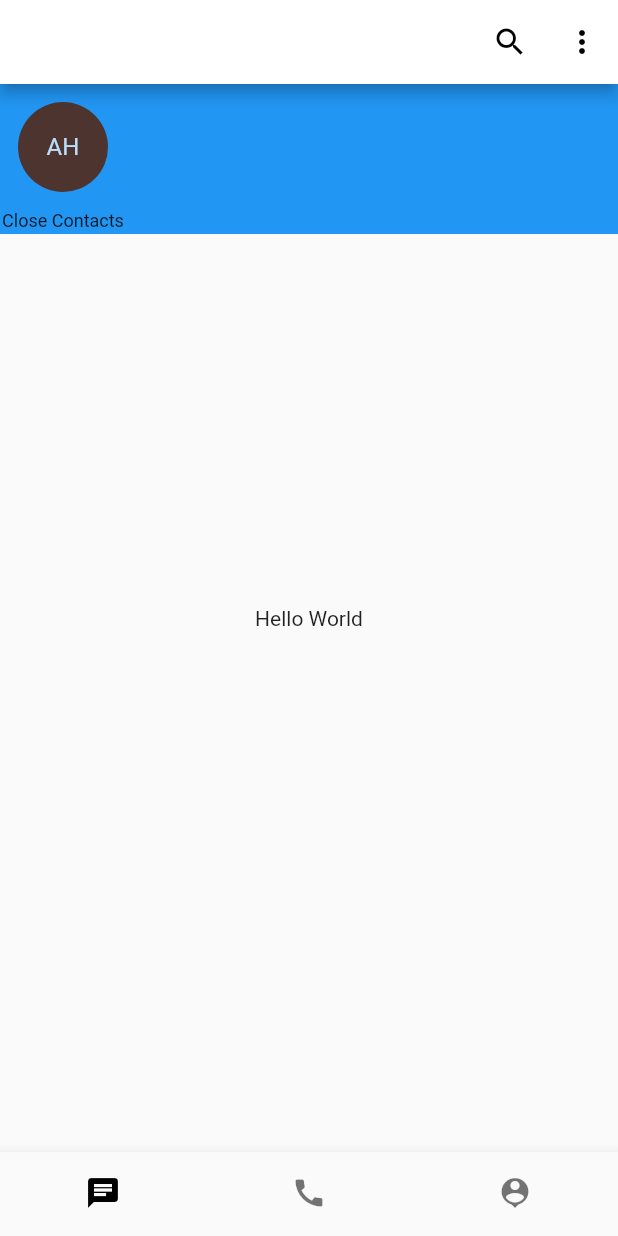
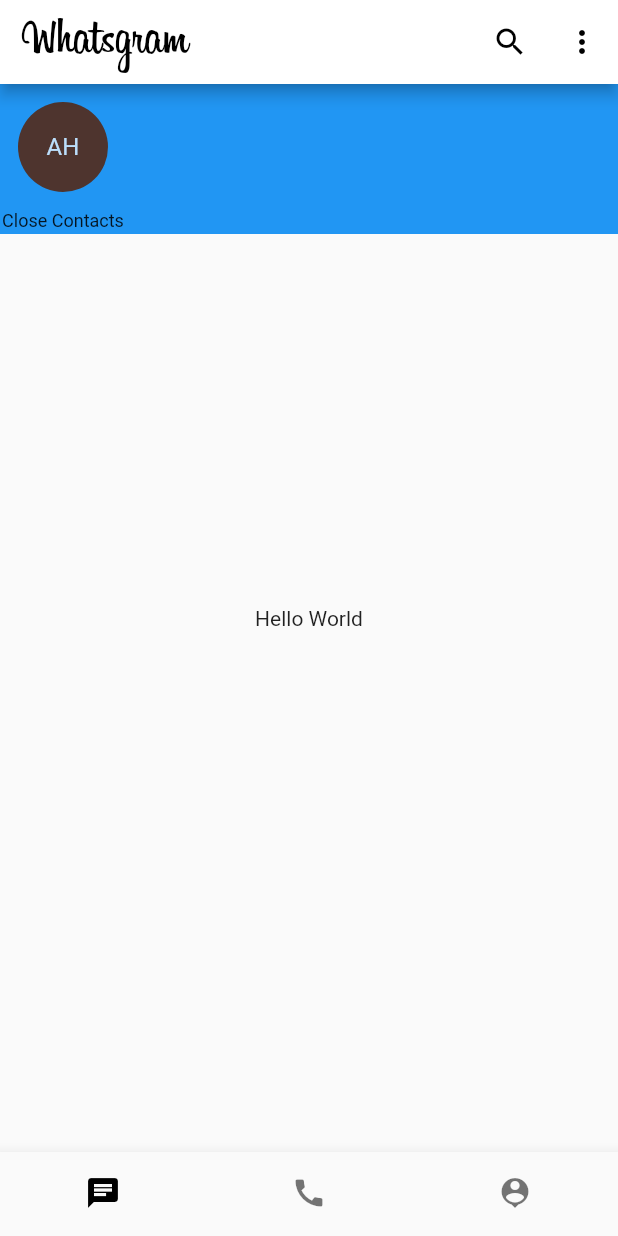
Before and after one commit to 0xV4L3NT1N3/whatsgram, a Flutter app: the screen it shows after launch, on a phone screen of 412 x 824 dp. Run offline on Flutter 3.47's test engine with Material 2 defaults, Android fonts, the phone set to English and light mode, and no system bars.

Commit message:
Fixed Bottom Bar Navigation

```diff
--- /dev/null
+++ b/lib/home.dart
@@ -0,0 +1,41 @@
+import 'package:flutter/material.dart';
+
+class Home extends StatefulWidget {
+  @override
+  _HomeState createState() => _HomeState();
+}
+
+class _HomeState extends State<Home> {
+  @override
+  Widget build(BuildContext context) {
+    return Stack(
+      children: [
+        Container(
+          height: 100,
+          color: Colors.blue,
+          child: Row(
+            children: [
+              Column(
+                children: [
+                  Padding(
+                    padding: EdgeInsets.all(12.0),
+                    child: CircleAvatar(
+                      radius: 30,
+                      backgroundColor: Colors.brown.shade800,
+                      child: Text('AH'),
+                    ),
+                  ),
+                  Text(
+                    'Close Contacts',
+                    style: TextStyle(fontSize: 12),
+                  )
+                ],
+              ),
+            ],
+          ),
+        ),
+        Center(child: Text('Hello World')),
+      ],
+    );
+  }
+}
--- a/lib/main.dart
+++ b/lib/main.dart
@@ -1,8 +1,24 @@
 import 'package:flutter/material.dart';
+import 'package:Whatsgram/home.dart';
+import 'package:Whatsgram/calls.dart';
+import 'package:Whatsgram/profile.dart';
 
 void main() {
-  runApp(
-    MaterialApp(
+  runApp(Whatsgram());
+}
+
+class Whatsgram extends StatefulWidget {
+  @override
+  _WhatsgramState createState() => _WhatsgramState();
+}
+
+class _WhatsgramState extends State<Whatsgram> {
+  @override
+  int currentIndex = 0;
+  PageController _pageController = PageController();
+
+  Widget build(BuildContext context) {
+    return MaterialApp(
       debugShowCheckedModeBanner: false,
       title: 'Whatsgram',
       theme: ThemeData(
@@ -11,7 +27,7 @@ void main() {
       home: Scaffold(
         appBar: AppBar(
           title: Text(
-            '',
+            'Whatsgram',
             style: TextStyle(
                 color: Colors.black,
                 fontSize: 33,
@@ -36,38 +52,14 @@ void main() {
           ],
           backgroundColor: Colors.white,
         ),
-        body: Stack(
-          children: [
-            Container(
-              height: 100,
-              color: Colors.blue,
-              child: Row(
-                children: [
-                  Column(
-                    children: [
-                      Padding(
-                        padding: EdgeInsets.all(12.0),
-                        child: CircleAvatar(
-                          radius: 30,
-                          backgroundColor: Colors.brown.shade800,
-                          child: Text('AH'),
-                        ),
-                      ),
-                      Text(
-                        'Close Contacts',
-                        style: TextStyle(fontSize: 12),
-                      )
-                    ],
-                  ),
-                ],
-              ),
-            ),
-            Center(child: Text('Hello World')),
-          ],
-        ),
         bottomNavigationBar: BottomNavigationBar(
           showSelectedLabels: false,
           showUnselectedLabels: false,
+          currentIndex: currentIndex,
+          onTap: (value) {
+            currentIndex = value;
+            _pageController.jumpToPage(value);
+          },
           items: const <BottomNavigationBarItem>[
             BottomNavigationBarItem(
               icon: Icon(Icons.chat),
@@ -84,7 +76,20 @@ void main() {
           ],
           selectedItemColor: Colors.black,
         ),
+        body: PageView(
+          controller: _pageController,
+          onPageChanged: (value) {
+            setState(() {
+              currentIndex = value;
+            });
+          },
+          children: [
+            Home(),
+            Calls(),
+            Profile(),
+          ],
+        ),
       ),
-    ),
-  );
+    );
+  }
 }
```
Also changed, not shown: lib/calls.dart (added, +13 -0 lines), lib/profile.dart (added, +13 -0 lines).
